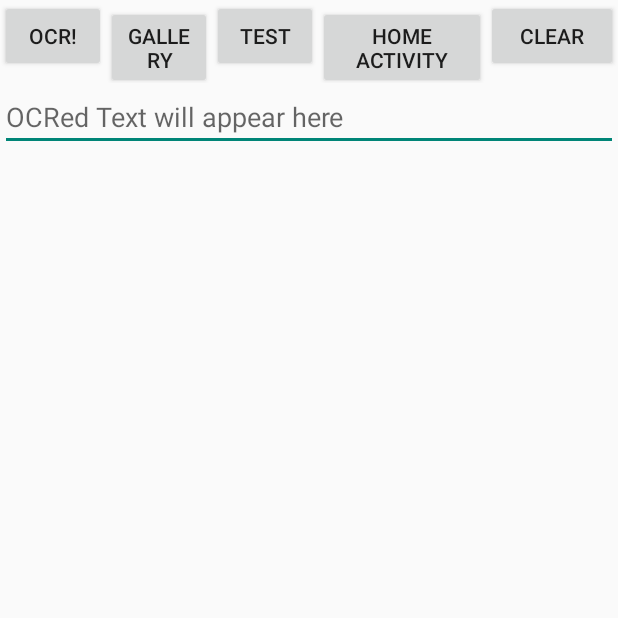
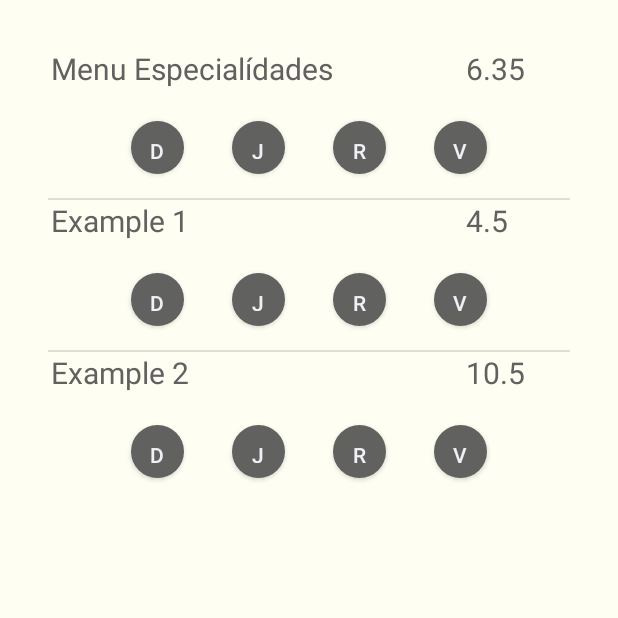
Before and after one commit to DASMendonca/godutch, an Android app: the screen it shows after launch (GoDutch before the commit, BillActivity after it), after a tap on "TEST", on a phone screen of 412 x 824 dp, the top half of it. Run offline under Robolectric (Android 15) with nearby library versions, the phone set to English and light mode, and no system bars; libraries missing offline, so code that uses them is left out: com.googlecode.tesseract; 6 statements that could not run were skipped.

Commit message:
adding as many persons as a bill has to a bill line progress in BillActivity and BillAdapter TODO - Holder Pattern

```diff
--- a/app/src/main/AndroidManifest.xml
+++ b/app/src/main/AndroidManifest.xml
@@ -22,7 +22,6 @@
             android:label="@string/app_name" >
             <intent-filter>
                 <action android:name="android.intent.action.MAIN" />
-
                 <category android:name="android.intent.category.LAUNCHER" />
             </intent-filter>
         </activity>
@@ -31,7 +30,7 @@
             android:label="@string/title_activity_home" >
         </activity>
         <activity
-            android:name=".model.Bill"
+            android:name=".model.BillActivity"
             android:label="@string/title_activity_bill" >
         </activity>
     </application>
--- a/app/src/main/java/psoc/com/godutch/GoDutch.java
+++ b/app/src/main/java/psoc/com/godutch/GoDutch.java
@@ -24,10 +24,15 @@ import android.widget.TextView;
 
 import com.googlecode.tesseract.android.TessBaseAPI;
 
+import psoc.com.godutch.model.Bill;
+import psoc.com.godutch.model.BillActivity;
+import psoc.com.godutch.tests.ParsingTests;
+
 public class GoDutch extends Activity {
 
     private static int CAMERA_REQUEST_CODE = 0;
     private static int REQUEST_CODE_GALLERY = 1;
+    public final static Boolean DEBUG = true;
 
 
     public static final String PACKAGE_NAME = "psoc.com.godutch";
@@ -71,31 +76,7 @@ public class GoDutch extends Activity {
         // You can get them at:
         // http://code.google.com/p/tesseract-ocr/downloads/list
         // This area needs work and optimization
-        if (!(new File(DATA_PATH + "tessdata/" + lang + ".traineddata")).exists()) {
-            try {
-
-                AssetManager assetManager = getAssets();
-                InputStream in = assetManager.open("tessdata/" + lang + ".traineddata");
-                //GZIPInputStream gin = new GZIPInputStream(in);
-                OutputStream out = new FileOutputStream(DATA_PATH
-                        + "tessdata/" + lang + ".traineddata");
-
-                // Transfer bytes from in to out
-                byte[] buf = new byte[1024];
-                int len;
-                //while ((lenf = gin.read(buff)) > 0) {
-                while ((len = in.read(buf)) > 0) {
-                    out.write(buf, 0, len);
-                }
-                in.close();
-                //gin.close();
-                out.close();
-
-                Log.v(TAG, "Copied " + lang + " traineddata");
-            } catch (IOException e) {
-                Log.e(TAG, "Was unable to copy " + lang + " traineddata " + e.toString());
-            }
-        }
+        prepareOCRForTess();
 
         super.onCreate(savedInstanceState);
 
@@ -154,6 +135,34 @@ public class GoDutch extends Activity {
         });
 
         _path = DATA_PATH + "/ocr.jpg";
+    }
+
+    private void prepareOCRForTess() {
+        if (!(new File(DATA_PATH + "tessdata/" + lang + ".traineddata")).exists()) {
+            try {
+
+                AssetManager assetManager = getAssets();
+                InputStream in = assetManager.open("tessdata/" + lang + ".traineddata");
+                //GZIPInputStream gin = new GZIPInputStream(in);
+                OutputStream out = new FileOutputStream(DATA_PATH
+                        + "tessdata/" + lang + ".traineddata");
+
+                // Transfer bytes from in to out
+                byte[] buf = new byte[1024];
+                int len;
+                //while ((lenf = gin.read(buff)) > 0) {
+                while ((len = in.read(buf)) > 0) {
+                    out.write(buf, 0, len);
+                }
+                in.close();
+                //gin.close();
+                out.close();
+
+                Log.v(TAG, "Copied " + lang + " traineddata");
+            } catch (IOException e) {
+                Log.e(TAG, "Was unable to copy " + lang + " traineddata " + e.toString());
+            }
+        }
     }
 
     private void startOCRFromGallery() {
@@ -244,11 +253,24 @@ public class GoDutch extends Activity {
 
         recognizedText = recognizedText.trim();
 
-        if (recognizedText.length() != 0) {
+        //DEBUG
+        recognizedText = ParsingTests.strA;
+
+        Bill bill = new Bill(recognizedText);
+        Intent billIntent = new Intent(this, BillActivity.class);
+        Bundle extras = new Bundle();
+        extras.putSerializable(BillActivity.INTENT_KEY_BILL, bill);
+
+        billIntent.putExtras(extras);
+
+
+        //activity
+        /*if (recognizedText.length() != 0) {
             field.setText(field.getText().toString().length() == 0 ? recognizedText : field.getText() + " " + recognizedText);
             field.setSelection(field.getText().toString().length());
-        }
+        }*/
 
+        startActivity(billIntent);
         // Cycle done.
     }
 
--- a/app/src/main/java/psoc/com/godutch/model/Bill.java
+++ b/app/src/main/java/psoc/com/godutch/model/Bill.java
@@ -8,8 +8,10 @@ import android.view.MenuItem;
 import android.widget.ListView;
 
 import java.io.Serializable;
+import java.lang.reflect.Array;
 import java.util.ArrayList;
 
+import psoc.com.godutch.GoDutch;
 import psoc.com.godutch.R;
 import psoc.com.godutch.parsing.B_ReplacerFilter;
 import psoc.com.godutch.parsing.L_ReplacerFilter;
@@ -19,18 +21,47 @@ import psoc.com.godutch.parsing.O_ReplacerFilter;
 
 public class Bill extends Activity implements Serializable{
 
-    private ListView rowListView;
-
     Line[] lines;
 
     ArrayList<Person> persons = new ArrayList<psoc.com.godutch.model.Person>();
+
+    public Bill(){}
 
     public Bill(String s){
 
         ArrayList<Line> lines = this.linesFromString(s,null);
 
+        debugDefaultParams(lines);
+
         this.lines = lines.toArray(new Line[lines.size()]);
+    }
 
+    private void debugDefaultParams(ArrayList<Line> lines) {
+        if(GoDutch.DEBUG){
+            Line line = new Line();
+            line.price = 4.5f;
+            line.productDescription = "Example 1";
+            lines.add(line);
+
+            line = new Line();
+            line.price = 10.5f;
+            line.productDescription = "Example 2";
+            lines.add(line);
+
+            Person person = new Person("Daniel M.", "dm");
+            this.addPerson(person);
+            person = new Person("José M.", "jm");
+            this.addPerson(person);
+            person = new Person("Rodolfo R.", "rr");
+            this.addPerson(person);
+            person = new Person("Vitor M.", "vm");
+            this.addPerson(person);
+
+        }
+    }
+
+    public Bill(Line[] lines){
+        this.lines = lines;
     }
 
 
@@ -39,6 +70,7 @@ public class Bill extends Activity implements Serializable{
         persons.add(p);
 
     }
+
 
     public void removePerson(psoc.com.godutch.model.Person p){
 
@@ -57,43 +89,11 @@ public class Bill extends Activity implements Serializable{
 
     }
 
-    @Override
-    protected void onCreate(Bundle savedInstanceState) {
-        super.onCreate(savedInstanceState);
-        setContentView(R.layout.activity_bill);
 
-        rowListView =(ListView) findViewById(R.id.billListView);
+    public ArrayList<Person> getPersons(){
+
+        return persons;
     }
-
-    @Override
-    public boolean onCreateOptionsMenu(Menu menu) {
-        // Inflate the menu; this adds items to the action bar if it is present.
-        getMenuInflater().inflate(R.menu.menu_bill, menu);
-        return true;
-    }
-
-    @Override
-    public boolean onOptionsItemSelected(MenuItem item) {
-        // Handle action bar item clicks here. The action bar will
-        // automatically handle clicks on the Home/Up button, so long
-        // as you specify a parent activity in AndroidManifest.xml.
-        int id = item.getItemId();
-
-        //noinspection SimplifiableIfStatement
-        if (id == R.id.action_settings) {
-            return true;
-        }
-
-        return super.onOptionsItemSelected(item);
-    }
-
-
-    public Person[] getPersons(){
-
-        return persons.toArray(new Person[persons.size()]);
-    }
-
-
 
 
     public static ArrayList<Line> linesFromString(String inputString,Bill bill){
@@ -127,4 +127,7 @@ public class Bill extends Activity implements Serializable{
     }
 
 
+    public Line[] getLines() {
+        return lines;
+    }
 }
--- /dev/null
+++ b/app/src/main/java/psoc/com/godutch/model/BillActivity.java
@@ -0,0 +1,69 @@
+package psoc.com.godutch.model;
+
+import android.app.Activity;
+import android.os.Bundle;
+import android.view.Menu;
+import android.view.MenuItem;
+import android.widget.ListView;
+
+import psoc.com.godutch.R;
+
+/**
+ * Created by asmen on 10/09/2015.
+ */
+public class BillActivity extends Activity {
+
+    public static final String INTENT_KEY_BILL_LINES = "billLinesKey";
+    public static final String INTENT_KEY_BILL = "billKey";
+
+    private ListView lineListView;
+    private BillAdapter billAdapter;
+    Bill bill = null;
+
+    @Override
+    protected void onCreate(Bundle savedInstanceState) {
+        super.onCreate(savedInstanceState);
+        setContentView(R.layout.activity_bill);
+
+        lineListView = (ListView) findViewById(R.id.billListView);
+
+        setBill();
+
+        if (bill != null && bill.lines != null) {
+            billAdapter = new BillAdapter(getApplicationContext(), R.layout.bill_line, bill.getLines());
+            billAdapter.setPeople(bill.getPersons());
+
+            if (lineListView != null) {
+                lineListView.setAdapter(billAdapter);
+            }
+        }
+
+    }
+
+    private void setBill() {
+
+        bill = (Bill) getIntent().getExtras().getSerializable(INTENT_KEY_BILL);
+    }
+
+    @Override
+    public boolean onCreateOptionsMenu(Menu menu) {
+        // Inflate the menu; this adds items to the action bar if it is present.
+        getMenuInflater().inflate(R.menu.menu_bill, menu);
+        return true;
+    }
+
+    @Override
+    public boolean onOptionsItemSelected(MenuItem item) {
+        // Handle action bar item clicks here. The action bar will
+        // automatically handle clicks on the Home/Up button, so long
+        // as you specify a parent activity in AndroidManifest.xml.
+        int id = item.getItemId();
+
+        //noinspection SimplifiableIfStatement
+        if (id == R.id.action_settings) {
+            return true;
+        }
+
+        return super.onOptionsItemSelected(item);
+    }
+}
--- a/app/src/main/java/psoc/com/godutch/model/BillAdapter.java
+++ b/app/src/main/java/psoc/com/godutch/model/BillAdapter.java
@@ -4,11 +4,15 @@ import android.content.Context;
 import android.view.LayoutInflater;
 import android.view.View;
 import android.view.ViewGroup;
+import android.view.ViewManager;
 import android.widget.ArrayAdapter;
 import android.widget.Button;
 import android.widget.FrameLayout;
 import android.widget.LinearLayout;
 import android.widget.TextView;
+
+import java.io.Serializable;
+import java.util.ArrayList;
 
 import psoc.com.godutch.R;
 import psoc.com.godutch.model.Line;
@@ -17,11 +21,12 @@ import psoc.com.godutch.model.Person;
 /**
  * Created by asmen on 09/09/2015.
  */
-public class BillAdapter extends ArrayAdapter<Line> {
+public class BillAdapter extends ArrayAdapter<Line>  implements Serializable{
 
     Context mContext;
     int mLayoutResourceId;
     Line[] lines = null;
+    ArrayList<Person> people = new ArrayList<>();
 
     public BillAdapter(Context context, int resource, Line[] lines) {
         super(context, resource, lines);
@@ -54,23 +59,29 @@ public class BillAdapter extends ArrayAdapter<Line> {
         productDescription.setText(line.getProductDescription());
         productPrice.setText(String.valueOf(line.getPrice()));
 
+        LinearLayout dummyLinearLayout = (LinearLayout) LayoutInflater.from(getContext()).inflate(R.layout.bill_person_button, null);
+        Button dummyButton = (Button) dummyLinearLayout.findViewById(R.id.bill_person_button);
 
-        //using this layoutParams instead just for testing purposes
-         //FrameLayout.LayoutParams layoutParams = new FrameLayout.LayoutParams(30, 30);
+        //as the dimension values for this button are in dp, we inflate a dummy and git its pixels
+        //for the device in usage
+        for(int i = 0; i< this.people.size(); i++){
+            Button btn = new Button(people.getContext());
+            Person person = this.people.get(i);
+            btn.setLayoutParams(dummyButton.getLayoutParams());
+            btn.setText(person.getShortName());
+            btn.setId(i);
+            btn.setBackgroundResource(R.drawable.button_circle_design);
+            people.addView(btn);
+        }
 
-        //add the people that are set to share this bill
-        //for now it's hardcoded
-        /*
-        for(Person person : line.getPersons()){
-            Button button = new Button(people.getContext()); //not sure if it is the right context
-            button.setBackgroundResource(R.drawable.button_circle_design);
-            button.setText(person.getShortName());
-            button.setLayoutParams(layoutParams);
-        }
-        */
-
+        dummyLinearLayout.removeAllViewsInLayout();
 
 
         return row;
     }
+
+    public void setPeople(ArrayList<Person> people) {
+        this.people = people;
+    }
+
 }
--- a/app/src/main/java/psoc/com/godutch/model/Line.java
+++ b/app/src/main/java/psoc/com/godutch/model/Line.java
@@ -68,6 +68,7 @@ public class Line implements Serializable{
         }
 
     }
+    public Line(){}
 
 
 
--- a/app/src/main/java/psoc/com/godutch/model/Person.java
+++ b/app/src/main/java/psoc/com/godutch/model/Person.java
@@ -9,6 +9,7 @@ public class Person implements Serializable{
 
     String name = "";
     String shortName = "";
+
 
     public Person() {
     }
--- a/app/src/main/res/drawable/button_circle_design.xml
+++ b/app/src/main/res/drawable/button_circle_design.xml
@@ -2,12 +2,12 @@
 <selector xmlns:android="http://schemas.android.com/apk/res/android">
     <item android:state_pressed="false">
         <shape android:shape="oval">
-            <solid android:color="#979797"/>
+            <solid android:color="@color/go_dutch_grey"/>
         </shape>
     </item>
     <item android:state_pressed="true">
         <shape android:shape="oval">
-            <solid android:color="#979797"/>
+            <solid android:color="@color/darkblue"/>
         </shape>
     </item>
 </selector>
--- a/app/src/main/res/layout/activity_bill.xml
+++ b/app/src/main/res/layout/activity_bill.xml
@@ -3,13 +3,15 @@
     android:layout_height="match_parent" android:paddingLeft="@dimen/activity_horizontal_margin"
     android:paddingRight="@dimen/activity_horizontal_margin"
     android:paddingTop="@dimen/activity_vertical_margin"
-    android:paddingBottom="@dimen/activity_vertical_margin" tools:context="psoc.com.godutch.model.Bill">
+    android:paddingBottom="@dimen/activity_vertical_margin" tools:context="psoc.com.godutch.model.Bill"
+    android:background="#fffef3"
+    >
 
-    <TextView android:text="@string/hello_world" android:layout_width="wrap_content"
-        android:layout_height="wrap_content" />
     <ListView
         android:layout_width="wrap_content"
         android:layout_height="wrap_content"
         android:id="@+id/billListView"
+        android:background="#fffef3"
+        android:layout_margin="@dimen/activity_horizontal_margin"
         />
 </LinearLayout>
--- a/app/src/main/res/values/dimens.xml
+++ b/app/src/main/res/values/dimens.xml
@@ -2,4 +2,6 @@
     <!-- Default screen margins, per the Android Design guidelines. -->
     <dimen name="activity_horizontal_margin">16dp</dimen>
     <dimen name="activity_vertical_margin">16dp</dimen>
+    <dimen name="bill_person_horizontal_margin">10dp</dimen>
+    <dimen name="circular_shortname_size">35dp</dimen>
 </resources>
```
Also changed, not shown: app/src/main/java/psoc/com/godutch/tests/ParsingTests.java (+2 -2 lines), app/src/main/res/layout/bill_line.xml (renamed from app/src/main/res/layout/bill_product_row.xml, +8 -35 lines), app/src/main/res/layout/bill_person_button.xml (added, +15 -0 lines), app/src/main/res/values/colors.xml (added, +28 -0 lines).
